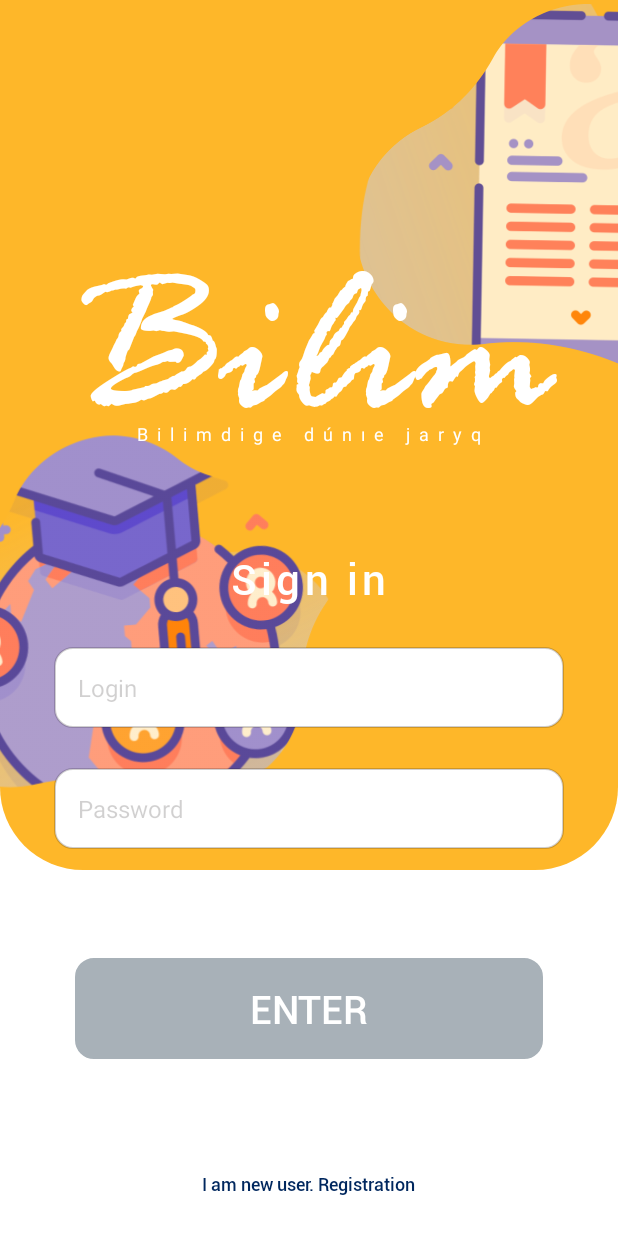
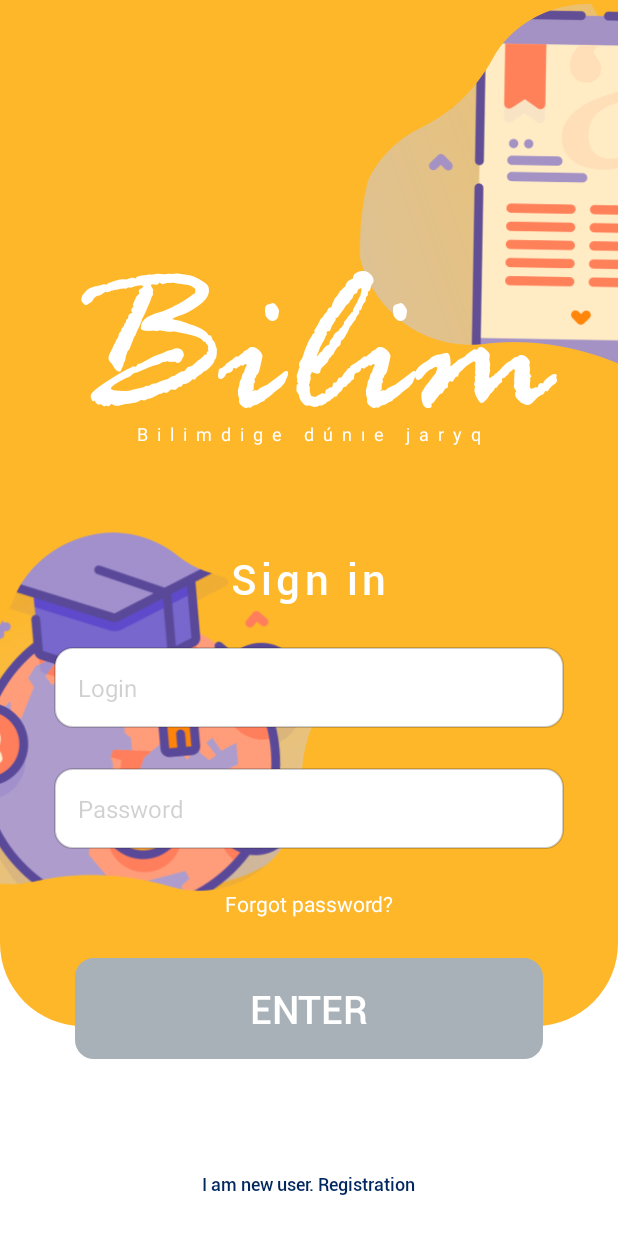
Before and after one commit to Tileulessov/bilim, an Android app: the screen it shows after launch (SignInActivity), on a phone screen of 412 x 824 dp. Run offline under Robolectric (Android 15) with nearby library versions, the phone set to English and light mode, and no system bars; our stand-ins replace Firebase (no records; nobody signed in at launch, a user with empty details on screens opened directly).

Commit message:
исправил вёрстку sign in

```diff
--- a/app/src/main/res/drawable/bg_sign_in_registration.xml
+++ b/app/src/main/res/drawable/bg_sign_in_registration.xml
@@ -1,16 +1,9 @@
 <?xml version="1.0" encoding="utf-8"?>
-<ripple
-    xmlns:android="http://schemas.android.com/apk/res/android"
-    android:color="@color/white"
-    >
-    <item android:id="@+id/background">
-        <shape android:shape="rectangle">
+<shape xmlns:android="http://schemas.android.com/apk/res/android"
+    android:shape="rectangle">
     <solid android:color="@color/orange_bg" />
     <corners
         android:bottomLeftRadius="@dimen/bg_bottom_radius"
         android:bottomRightRadius="@dimen/bg_bottom_radius"
         />
-            <size android:height="580dp" />
 </shape>
-    </item>
-</ripple>
--- a/app/src/main/res/drawable/bg_splash_screen.xml
+++ b/app/src/main/res/drawable/bg_splash_screen.xml
@@ -10,5 +10,4 @@
             android:src="@drawable/splash"
             />
     </item>
-
 </layer-list>
--- a/app/src/main/res/layout/activity_sign_in.xml
+++ b/app/src/main/res/layout/activity_sign_in.xml
@@ -10,8 +10,9 @@
     <ImageView
         android:id="@+id/activity_sign_in_background_image_view"
         android:layout_width="match_parent"
-        android:layout_height="wrap_content"
+        android:layout_height="0dp"
         android:background="@drawable/bg_sign_in_registration"
+        app:layout_constraintHeight_percent=".83"
         android:contentDescription="@string/logo_name"
         android:scaleType="centerCrop"
         app:layout_constraintBottom_toTopOf="@+id/activity_sign_in_registration_text_view"
@@ -33,6 +34,7 @@
         app:layout_constraintEnd_toEndOf="parent"
         app:layout_constraintHorizontal_chainStyle="packed"
         app:layout_constraintTop_toTopOf="parent"
+        app:layout_constraintVertical_bias="0.616"
         />
 
     <ImageView
--- a/app/src/main/res/values-night/themes.xml
+++ /dev/null
@@ -1,16 +0,0 @@
-<resources xmlns:tools="http://schemas.android.com/tools">
-    <!-- Base application theme. -->
-    <style name="Theme.BilimOnlineCourse" parent="Theme.AppCompat.NoActionBar">
-        <!-- Primary brand color. -->
-        <item name="colorPrimary">@color/purple_200</item>
-        <item name="colorPrimaryVariant">@color/purple_700</item>
-        <item name="colorOnPrimary">@color/black</item>
-        <!-- Secondary brand color. -->
-        <item name="colorSecondary">@color/teal_200</item>
-        <item name="colorSecondaryVariant">@color/teal_200</item>
-        <item name="colorOnSecondary">@color/black</item>
-        <!-- Status bar color. -->
-        <item name="android:statusBarColor" tools:targetApi="l">?attr/colorPrimaryVariant</item>
-        <!-- Customize your theme here. -->
-    </style>
-</resources>
```
Lines whose indentation alone changed are shown as unchanged.
